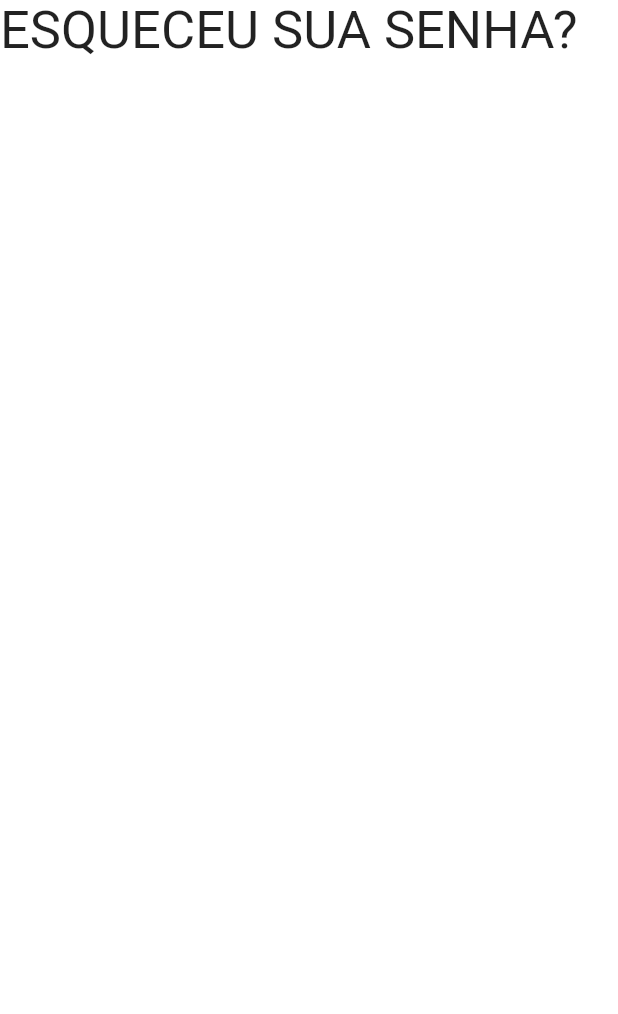
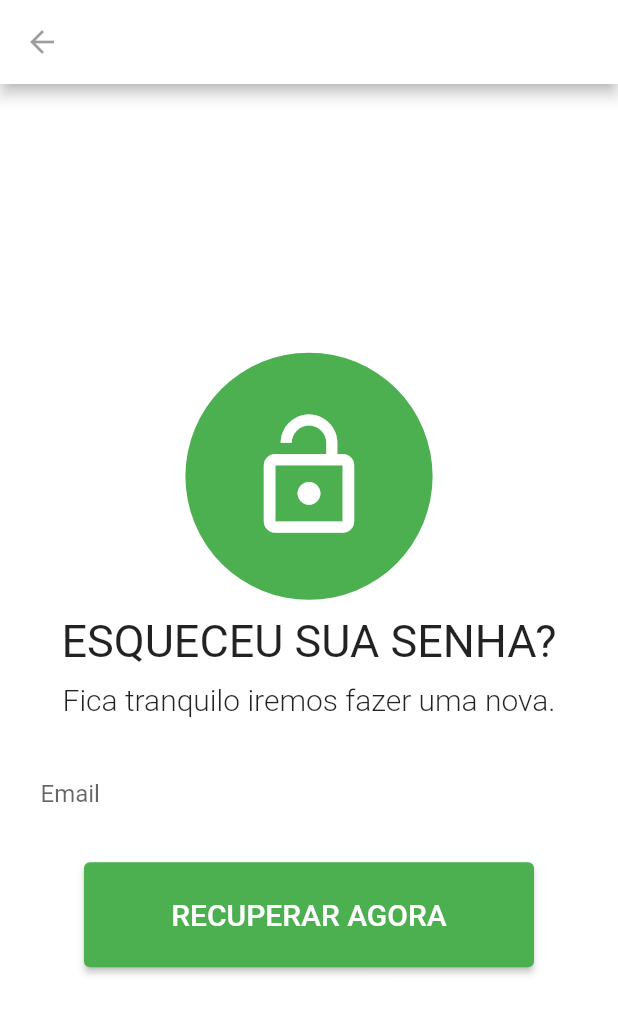
Before and after one commit to valterjose/tela_novo_usu-rio, a Flutter app: the Senha screen opened directly, on a phone screen of 412 x 824 dp. Shown: the top 1014 px of the screen. Run offline on Flutter 3.47's test engine with Material 2 defaults, Android fonts, the phone set to English and light mode, and no system bars.

Commit message:
criando nova tela
Foi criado tela de senha de recuperação de senha

```diff
--- a/tela_teste/lib/cadastrado.dart
+++ b/tela_teste/lib/cadastrado.dart
@@ -1,8 +1,9 @@
 // ignore_for_file: prefer_const_constructors
 
 import 'package:flutter/material.dart';
+
 import 'package:tela_teste/login_page.dart';
-
+import 'package:tela_teste/senha.dart';
 class Cadastrado extends StatelessWidget {
   const Cadastrado({super.key});
 
--- a/tela_teste/lib/login_page.dart
+++ b/tela_teste/lib/login_page.dart
@@ -1,6 +1,9 @@
-// ignore_for_file: prefer_const_constructors
+// ignore_for_file: prefer_const_constructors, sort_child_properties_last
 
 import 'package:flutter/material.dart';
+
+import 'package:tela_teste/senha.dart';
+
 import 'cadastrado.dart';
 
 class LoginPage extends StatefulWidget {
@@ -115,8 +118,29 @@ class _LoginPageState extends State<LoginPage> {
                 },
               ),
             ),
+            Row(
+              children: [
+               Padding(padding: EdgeInsets.symmetric(horizontal: 120.0)) ,
+                TextButton(
+                  child: Text(
+                    'Recuperar senha?'
+                    ),
+                     onPressed: () {
+                       Navigator.push(
+                    context,
+                    MaterialPageRoute(
+                      builder: (context) {
+                        return Senha();
+                      },
+                    ),
+                  );
+
+                     }
+                     ),
+
+              ],
+            ),
             SizedBox(height: 25.0),
-
           ],
         ),
       ),
--- a/tela_teste/lib/main.dart
+++ b/tela_teste/lib/main.dart
@@ -1,8 +1,9 @@
 // ignore_for_file: prefer_const_constructors
 
 import 'package:flutter/material.dart';
+
 import 'package:tela_teste/login_page.dart';
-
+import 'package:tela_teste/senha.dart';
 void main() {
   runApp(const MyApp());
 }
--- a/tela_teste/lib/senha.dart
+++ b/tela_teste/lib/senha.dart
@@ -1,23 +1,108 @@
-// ignore_for_file: prefer_const_constructors, prefer_const_literals_to_create_immutables
+// ignore_for_file: prefer_const_constructors, prefer_const_literals_to_create_immutables, avoid_unnecessary_containers, unused_import
 
 import 'package:flutter/material.dart';
 
+import 'package:tela_teste/senha.dart';
 
-class Senha extends StatelessWidget {
+import 'cadastrado.dart';
+import 'login_page.dart';
+  class Senha extends StatelessWidget {
   const Senha({super.key});
 
   @override
   Widget build(BuildContext context) {
     return Scaffold(
+      appBar: AppBar(
+        backgroundColor: Colors.white,
+        leading: Icon(
+          Icons.arrow_back,
+          color: Colors.black38,
+
+        ),
+      ),
       backgroundColor: Colors.white,
-      body:Column(
+      body: Column(
+        mainAxisAlignment: MainAxisAlignment.center,
         children: [
+          Center(
+            child: CircleAvatar(
+              radius: MediaQuery.of(context).size.width / 5,
+              backgroundColor: Colors.green,
+              child: Icon(
+                Icons.lock_open,color: Colors.white,
+                size: 90.0,
+              ),
+            ),
+          ),
+          SizedBox(
+            height: 10.0,
+          ),
+          Center(
+            child: Text(
+              'ESQUECEU SUA SENHA?',
+              style: TextStyle(
+                fontSize: 30.0,
+                fontWeight: FontWeight.w400,
+              ),
+            ),
+          ),
+          SizedBox(
+            height: 10.0,
+          ),
           Text(
-            'ESQUECEU SUA SENHA?',
+            'Fica tranquilo iremos fazer uma nova.',
             style: TextStyle(
-              fontSize: 35.0,
+              fontSize: 20.0,
+              fontWeight: FontWeight.w300,
+            ),
+          ),
+          SizedBox(height: 15.0),
+          Padding(
+            padding: const EdgeInsets.symmetric(horizontal: 15.0),
+            child: Container(
+              padding: EdgeInsets.all(12.0),
+              decoration: BoxDecoration(
+                color: Colors.white,
               ),
+              child: TextField(
+                obscureText: true,
+                decoration: InputDecoration(
+                  border: InputBorder.none,
+                  hintText: 'Email',
+                  /*icon: Icon(
+                    Icons.email,
+                    color: Colors.green,
+                  ),*/
+                ),
               ),
+            ),
+          ),
+          SizedBox(
+            height: 10.0,
+          ),
+          Container(
+            child: ElevatedButton(
+              style: ElevatedButton.styleFrom(
+                backgroundColor: Colors.green,
+                minimumSize: Size(300.0, 70.0),
+
+              ),
+              child: Text(
+                'RECUPERAR AGORA',
+                style: TextStyle(fontSize: 20.0),
+              ),
+              onPressed: () {
+                Navigator.push(
+                  context,
+                  MaterialPageRoute(
+                    builder: (context) {
+                      return LoginPage();
+                    },
+                  ),
+                );
+              },
+            ),
+          ),
         ],
       ),
     );
```
